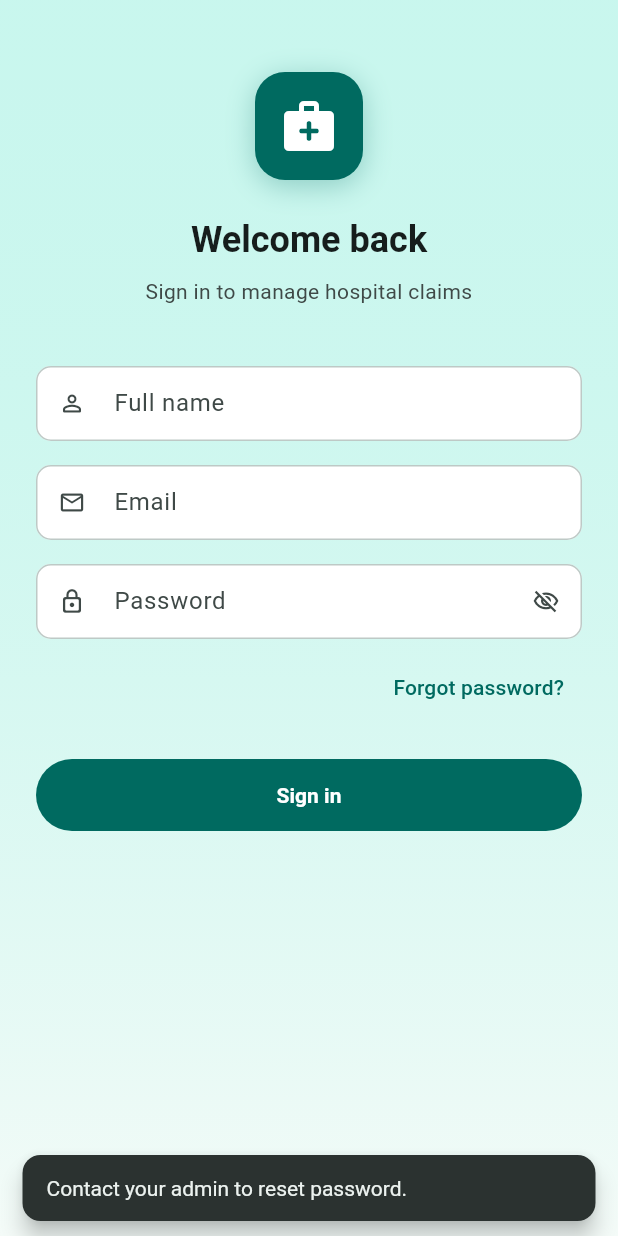
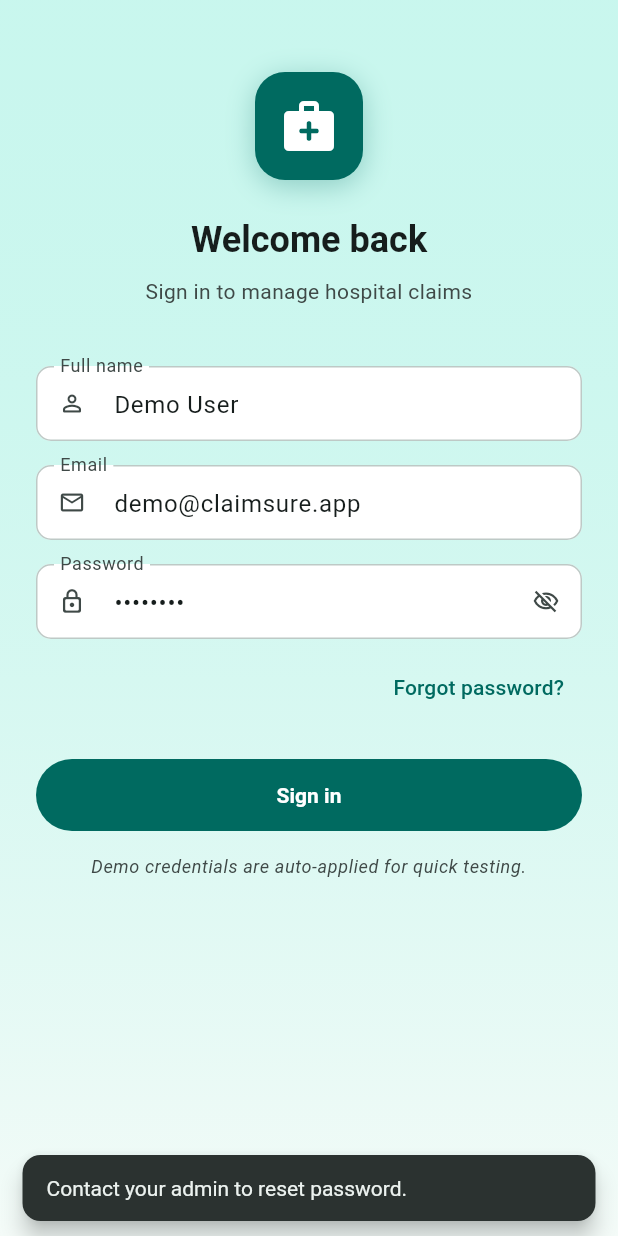
Before and after one commit to ramgopal99/claimsure, a Flutter app: the screen it shows after launch, after a tap on "Forgot password?", on a phone screen of 412 x 824 dp. Run offline on Flutter 3.47's test engine with Material 3 defaults, Android fonts, the light colour scheme and no system bars; our stand-ins replace fl_chart, flutter_riverpod, go_router.

Commit message:
Update service worker and bootstrap files; add demo credentials to login screen for testing

```diff
--- a/lib/src/features/auth/presentation/screens/login_screen.dart
+++ b/lib/src/features/auth/presentation/screens/login_screen.dart
@@ -12,6 +12,11 @@ class LoginScreen extends ConsumerStatefulWidget {
   ConsumerState<LoginScreen> createState() => _LoginScreenState();
 }
 
+/// Demo credentials used for auto-apply on the login screen (dev/testing).
+const String _demoEmail = 'demo@claimsure.app';
+const String _demoName = 'Demo User';
+const String _demoPassword = 'demo1234';
+
 class _LoginScreenState extends ConsumerState<LoginScreen> {
   final _formKey = GlobalKey<FormState>();
   final _emailController = TextEditingController();
@@ -19,6 +24,18 @@ class _LoginScreenState extends ConsumerState<LoginScreen> {
   final _nameController = TextEditingController();
   bool _obscurePassword = true;
   bool _isLoading = false;
+
+  @override
+  void initState() {
+    super.initState();
+    _applyDemoCredentials();
+  }
+
+  void _applyDemoCredentials() {
+    _nameController.text = _demoName;
+    _emailController.text = _demoEmail;
+    _passwordController.text = _demoPassword;
+  }
 
   @override
   void dispose() {
@@ -207,6 +224,17 @@ class _LoginScreenState extends ConsumerState<LoginScreen> {
                           )
                         : const Text('Sign in'),
                   ),
+                  const SizedBox(height: 16),
+                  Center(
+                    child: Text(
+                      'Demo credentials are auto-applied for quick testing.',
+                      style: theme.textTheme.bodySmall?.copyWith(
+                        color: colorScheme.onSurfaceVariant,
+                        fontStyle: FontStyle.italic,
+                      ),
+                      textAlign: TextAlign.center,
+                    ),
+                  ),
                   const SizedBox(height: 32),
                 ],
               ),
```
Also changed, not shown: 3 other files.
